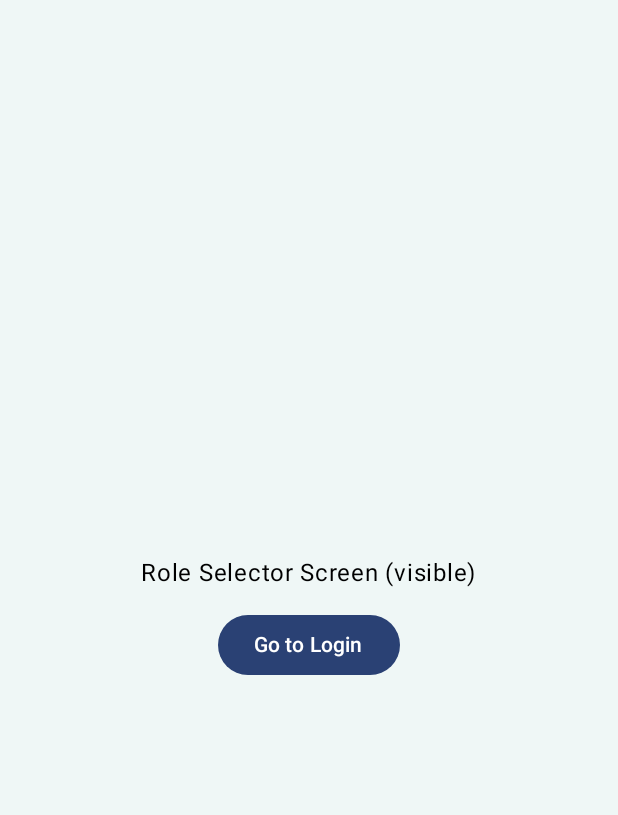
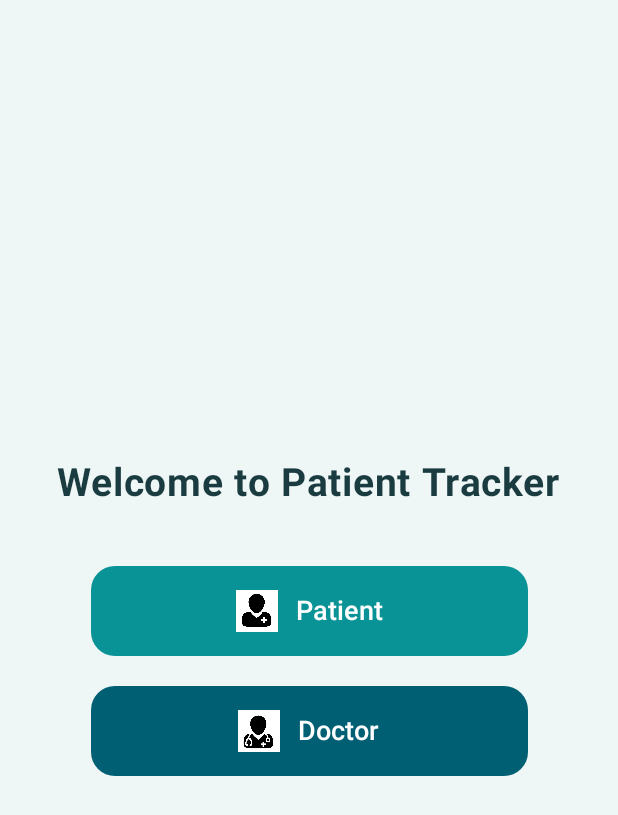
Before and after one commit to hamzahisam/Patient_Tracker_SE, an Android app built with Jetpack Compose: the screen it shows after launch (MainActivity), on a phone screen of 412 x 824 dp. Shown: the top 815 px of the screen. Run offline under Robolectric (Android 15) with nearby library versions, the phone set to English and light mode, and no system bars.

Commit message:
First commit of Android project with registration and login screens by Immad

```diff
--- a/app/src/main/java/ui/navigation/AppNavHost.kt
+++ b/app/src/main/java/ui/navigation/AppNavHost.kt
@@ -11,19 +11,49 @@ import com.example.patienttracker.ui.screens.patient.PatientHomeScreen
 import com.example.patienttracker.ui.screens.admin.AdminHomeScreen
 import com.example.patienttracker.ui.screens.doctor.DoctorHomeScreen
 import com.example.patienttracker.ui.screens.common.RoleSelectorScreen
+import com.example.patienttracker.ui.screens.auth.PatientLoginScreen
+import com.example.patienttracker.ui.screens.auth.DoctorLoginScreen
 
 @Composable
 fun AppNavHost(context: Context) {
     val navController = rememberNavController()
     NavHost(navController = navController, startDestination = "role") {
 
-        composable("role") { RoleSelectorScreen { navController.navigate("login") } }
-        composable("login") {
+        // Role selection
+        composable("role") {
+            RoleSelectorScreen { role ->
+                if (role == "patient") {
+                    navController.navigate("patient_portal")
+                } else if (role == "doctor") {
+                    navController.navigate("doctor_login")
+                }
+            }
+        }
+
+        // Patient entry screen (choice: Login / SignUp)
+        composable("patient_portal") {
             LoginScreen(
-                onLogin = { navController.navigate("role") },
+                onLogin = { navController.navigate("patient_login") },
                 onSignUp = { navController.navigate("register_patient") }
             )
         }
+
+        // Patient actual login
+        composable("patient_login") {
+            PatientLoginScreen(  // you'll create this next
+                onLogin = { navController.navigate("patient_home") },
+                onForgotPassword = { navController.navigate("patient_forgot") }
+            )
+        }
+
+        // Doctor login
+        composable("doctor_login") {
+            DoctorLoginScreen(
+                onLogin = { navController.navigate("doctor_home") },
+                onForgotPassword = { navController.navigate("doctor_forgot") }
+            )
+        }
+
         composable("register_patient") { RegisterPatientScreen(navController, context) }
         composable("patient_home") { PatientHomeScreen(navController, context) }
         composable("doctor_home") { DoctorHomeScreen(navController, context) }
--- a/app/src/main/java/ui/navigation/common/RoleSelectorScreen.kt
+++ b/app/src/main/java/ui/navigation/common/RoleSelectorScreen.kt
@@ -1,27 +1,89 @@
 package com.example.patienttracker.ui.screens.common
 
+import androidx.compose.foundation.Image
 import androidx.compose.foundation.background
 import androidx.compose.foundation.layout.*
-import androidx.compose.material3.Button
-import androidx.compose.material3.Text
+import androidx.compose.foundation.shape.RoundedCornerShape
+import androidx.compose.material3.*
 import androidx.compose.runtime.Composable
 import androidx.compose.ui.Alignment
 import androidx.compose.ui.Modifier
 import androidx.compose.ui.graphics.Color
+import androidx.compose.ui.res.painterResource
+import androidx.compose.ui.text.font.FontWeight
 import androidx.compose.ui.unit.dp
+import androidx.compose.ui.unit.sp
+import com.example.patienttracker.R
 
 @Composable
-fun RoleSelectorScreen(onLogin: (String) -> Unit) {
+fun RoleSelectorScreen(onRoleSelected: (String) -> Unit) {
     Box(
         modifier = Modifier
             .fillMaxSize()
             .background(Color(0xFFEFF7F6)),
         contentAlignment = Alignment.Center
     ) {
-        Column(horizontalAlignment = Alignment.CenterHorizontally) {
-            Text("Role Selector Screen (visible)")
-            Spacer(Modifier.height(12.dp))
-            Button(onClick = { onLogin("login") }) { Text("Go to Login") }
+        Column(
+            horizontalAlignment = Alignment.CenterHorizontally,
+            verticalArrangement = Arrangement.Center,
+            modifier = Modifier.padding(24.dp)
+        ) {
+            Text(
+                text = "Welcome to Patient Tracker",
+                fontSize = 26.sp,
+                fontWeight = FontWeight.Bold,
+                color = Color(0xFF1A3C40)
+            )
+
+            Spacer(Modifier.height(40.dp))
+
+            // --- Patient Button ---
+            Button(
+                onClick = { onRoleSelected("patient") },
+                colors = ButtonDefaults.buttonColors(containerColor = Color(0xFF0A9396)),
+                shape = RoundedCornerShape(16.dp),
+                modifier = Modifier
+                    .fillMaxWidth(0.8f)
+                    .height(60.dp)
+            ) {
+                Row(
+                    verticalAlignment = Alignment.CenterVertically,
+                    horizontalArrangement = Arrangement.Center
+                ) {
+                    Image(
+                        painter = painterResource(id = R.drawable.ic_patient),
+                        contentDescription = "Patient Icon",
+                        modifier = Modifier.size(28.dp)
+                    )
+                    Spacer(Modifier.width(12.dp))
+                    Text("Patient", fontSize = 18.sp, color = Color.White)
+                }
+            }
+
+            Spacer(Modifier.height(20.dp))
+
+            // --- Doctor Button ---
+            Button(
+                onClick = { onRoleSelected("doctor") },
+                colors = ButtonDefaults.buttonColors(containerColor = Color(0xFF005F73)),
+                shape = RoundedCornerShape(16.dp),
+                modifier = Modifier
+                    .fillMaxWidth(0.8f)
+                    .height(60.dp)
+            ) {
+                Row(
+                    verticalAlignment = Alignment.CenterVertically,
+                    horizontalArrangement = Arrangement.Center
+                ) {
+                    Image(
+                        painter = painterResource(id = R.drawable.ic_doctor),
+                        contentDescription = "Doctor Icon",
+                        modifier = Modifier.size(28.dp)
+                    )
+                    Spacer(Modifier.width(12.dp))
+                    Text("Doctor", fontSize = 18.sp, color = Color.White)
+                }
+            }
         }
     }
 }
```
Also changed, not shown: app/src/main/java/com/example/patienttracker/ui/screens/auth/DoctorLoginScreen.kt (added, +90 -0 lines), app/src/main/java/com/example/patienttracker/ui/screens/auth/PatientLoginScreen.kt (added, +90 -0 lines), app/src/main/java/com/example/patienttracker/ui/screens/auth/RegisterPatientScreen.kt (added, +106 -0 lines), app/src/main/java/ui/navigation/auth/RegisterPatientScreen.kt (deleted, +0 -8 lines), app/src/main/java/com/example/patienttracker/ui/screens/auth/LoginScreen.kt (renamed from app/src/main/java/ui/navigation/auth/LoginScreen.kt), app/src/main/res/drawable/ic_doctor.png (added), app/src/main/res/drawable/ic_patient.png (added).
